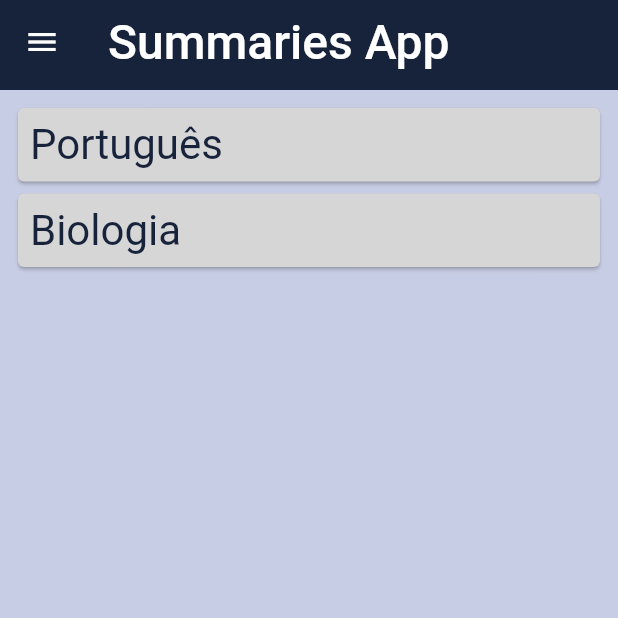
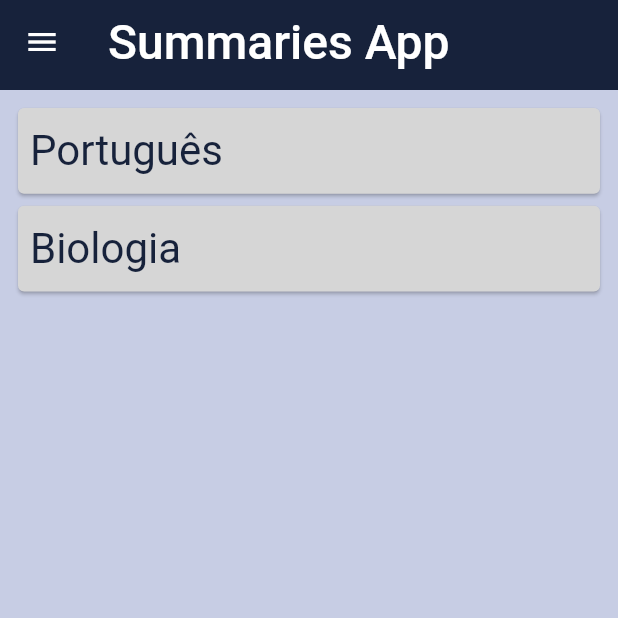
Before and after one commit to EmanuelCezardm/SummariesApp, a Flutter app: the screen it shows after launch, on a phone screen of 412 x 824 dp, the top half of it. Run offline on Flutter 3.47's test engine with Material 2 defaults, Android fonts, the phone set to English and light mode, and no system bars.

Commit message:
Update: card height

```diff
--- a/lib/ui/widgets/app_card.dart
+++ b/lib/ui/widgets/app_card.dart
@@ -19,6 +19,7 @@ class AppCard extends StatelessWidget {
 
   @override
   Widget build(BuildContext context) {
+    final Size size = MediaQuery.of(context).size;
     return Card(
       color: AppColors.offWhite,
       child: FittedBox(
@@ -30,12 +31,9 @@ class AppCard extends StatelessWidget {
             padding: addIcon
                 ? const EdgeInsets.symmetric(horizontal: 8)
                 : const EdgeInsets.symmetric(horizontal: 8, vertical: 8),
-            child: Column(
-              mainAxisSize: MainAxisSize.min,
-              mainAxisAlignment: MainAxisAlignment.start,
-              crossAxisAlignment: CrossAxisAlignment.center,
-              children: [
-                Row(
+            child: SizedBox(
+              height: size.width * .1,
+              child: Row(
                 mainAxisAlignment: MainAxisAlignment.spaceBetween,
                 children: [
                   Title(
@@ -48,7 +46,6 @@ class AppCard extends StatelessWidget {
                   _makeIcon(context, addIcon),
                 ],
               ),
-              ],
             ),
           ),
         ),
```
Lines whose indentation alone changed are shown as unchanged.
